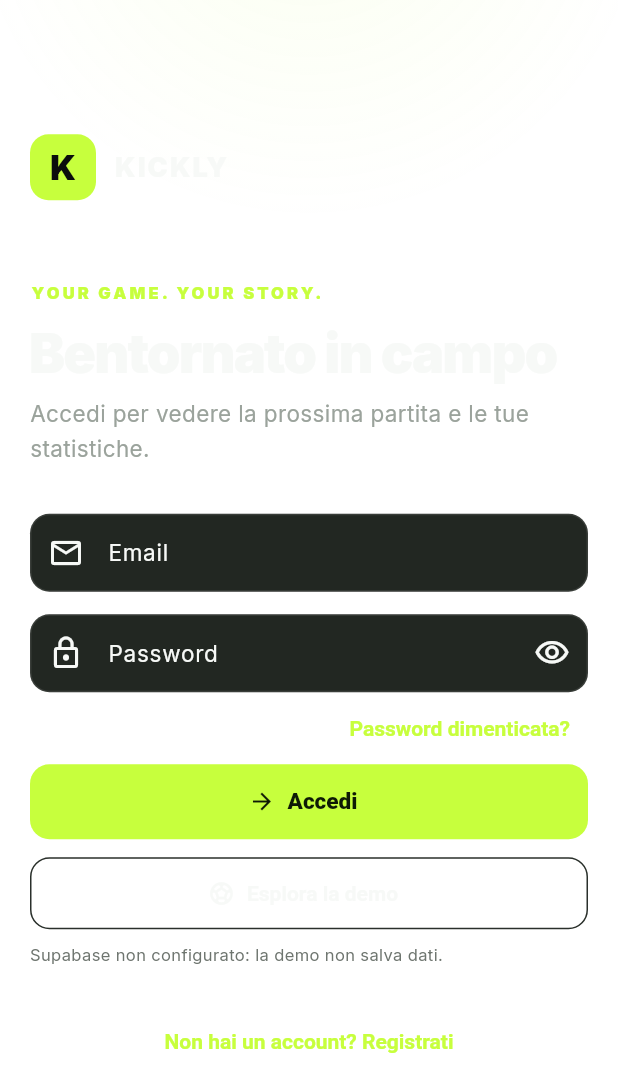
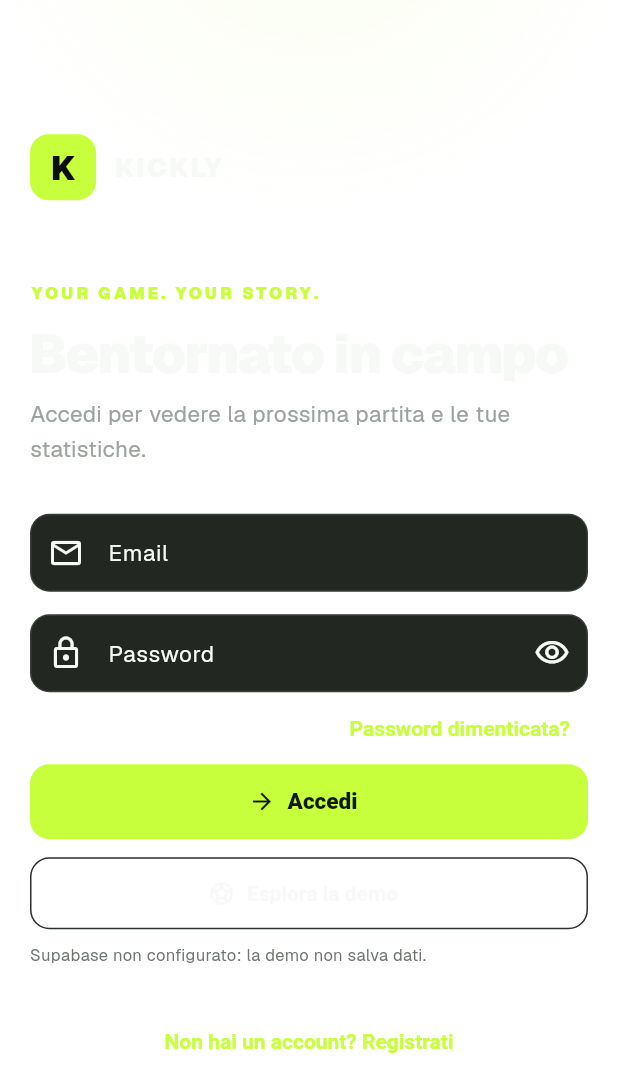
Before and after one commit to renatomancino/kickly, a Flutter app: the screen it shows after launch, on a phone screen of 412 x 824 dp. Shown: the top 1092 px of the screen. Run offline on Flutter 3.47's test engine with Material 3 defaults, Android fonts, the phone set to English and light mode, and no system bars; our stand-ins replace cached_network_image, flutter_local_notifications, go_router, image_picker, shared_preferences, supabase_flutter; missing offline and left inert: workmanager; accounts and stored records are empty; project files that could hold a hidden picture were left out.

Commit message:
style: usa Geist, lo stesso font della PWA, al posto di Inter
Geist non e nel catalogo Google Fonts perche e distribuito da Vercel, quindi
i file vanno impacchettati nell'app invece di essere scaricati a runtime.

- Aggiunti i sei TTF statici usati dal tema (400/500/600/700/800/900) presi dal
  release ufficiale vercel/geist-font v1.7.2, con la licenza SIL OFL 1.1
  accanto ai file.
- Pesi statici e non font variabile: in Flutter il mapping di fontWeight su un
  variabile dipende dalla piattaforma, dichiarando i pesi uno a uno il
  risultato e identico ovunque.
- fontFamily impostato anche su ThemeData e non solo su textTheme, cosi lo
  prendono pure i widget che costruiscono uno stile da zero.
- Rimossa la dipendenza google_fonts: non serve piu, e con i font impacchettati
  sparisce anche lo sfarfallio al primo avvio, perche non c'e nessun download
  da attendere.

Co-Authored-By: Claude Opus 5 <noreply@anthropic.com>

```diff
--- a/mobile/lib/core/theme/app_theme.dart
+++ b/mobile/lib/core/theme/app_theme.dart
@@ -1,6 +1,5 @@
 import 'package:flutter/cupertino.dart' show CupertinoPageTransitionsBuilder;
 import 'package:flutter/material.dart';
-import 'package:google_fonts/google_fonts.dart';
 
 /// Tema Kickly, allineato ai token di `src/app/globals.css` della PWA.
 ///
@@ -64,23 +63,15 @@ class AppTheme {
   /// Fogli modali e contenitori grandi.
   static const radiusXl = 26.0;
 
-  /// Font dell'interfaccia.
+  /// Font dell'interfaccia: lo stesso Geist della PWA.
   ///
-  /// La PWA usa Geist, che però è distribuito da Vercel e non è nel catalogo
-  /// Google Fonts: da Flutter non è raggiungibile senza impacchettare i file
-  /// del font nel repository. Inter è il parente più stretto — stessa
-  /// impostazione neogrottesca, altezza della x e larghezze molto simili — ed è
-  /// comunque un salto enorme rispetto al Roboto/SF di sistema che l'app usava
-  /// prima, che è la ragione principale per cui sembrava un'altra applicazione
-  /// rispetto al web.
-  ///
-  /// Per la parità esatta basta aggiungere i .ttf di Geist in `assets/fonts/` e
-  /// sostituire questa riga con un `TextTheme` che usa `fontFamily: 'Geist'`.
-  ///
-  /// google_fonts scarica e mette in cache il file al primo utilizzo; finché
-  /// non è pronto Flutter ripiega sul font di sistema, quindi l'avvio non
-  /// dipende dalla rete.
-  static TextTheme _fontOf(TextTheme base) => GoogleFonts.interTextTheme(base);
+  /// I file stanno in `assets/fonts/` perché Geist è distribuito da Vercel e
+  /// non è nel catalogo Google Fonts. Essendo impacchettati nell'app, il font
+  /// è disponibile dal primo frame: nessuna dipendenza dalla rete e nessuno
+  /// sfarfallio con il font di sistema all'avvio.
+  static const fontFamily = 'Geist';
+
+  static TextTheme _fontOf(TextTheme base) => base.apply(fontFamily: fontFamily);
 
   static ThemeData get dark {
     const colors = ColorScheme.dark(
@@ -109,6 +100,10 @@ class AppTheme {
 
     final base = ThemeData(
       brightness: Brightness.dark,
+      // Anche a livello di tema, non solo di textTheme: così lo prendono pure
+      // i widget che costruiscono uno stile da zero (tooltip, date picker,
+      // menu di sistema) invece di ricadere sul font di sistema.
+      fontFamily: fontFamily,
       colorScheme: colors,
       // Trasparente di proposito: lo sfondo (nero pieno più alone verde) lo
       // dipinge `KicklyBackdrop` una volta sola dietro a tutto, altrimenti ogni
```
Also changed, not shown: mobile/pubspec.yaml (+23 -3 lines), mobile/assets/fonts/Geist-Black.ttf (added), mobile/assets/fonts/Geist-Bold.ttf (added), mobile/assets/fonts/Geist-ExtraBold.ttf (added), mobile/assets/fonts/Geist-Medium.ttf (added), mobile/assets/fonts/Geist-Regular.ttf (added), mobile/assets/fonts/Geist-SemiBold.ttf (added), mobile/assets/fonts/LICENSE.txt (added), mobile/pubspec.lock, 1 other file.
